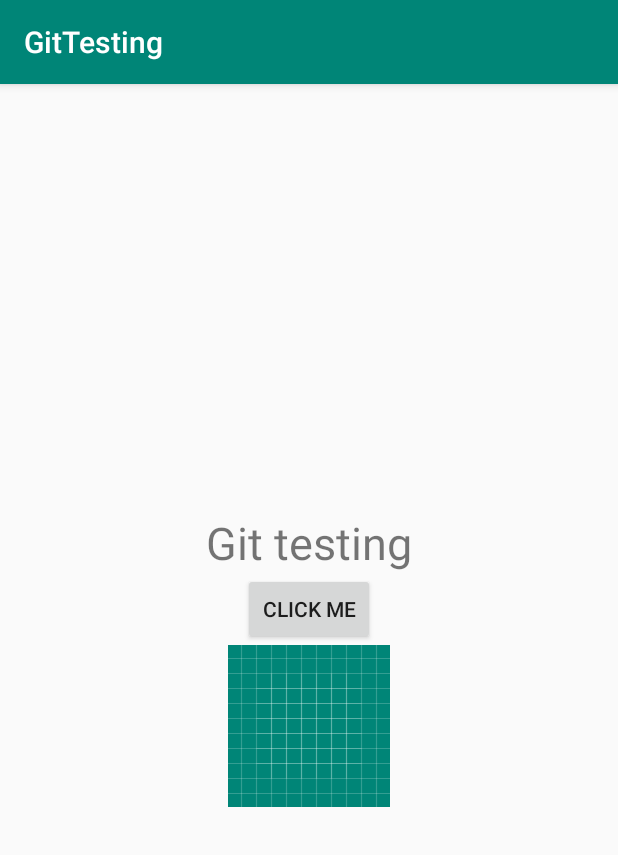
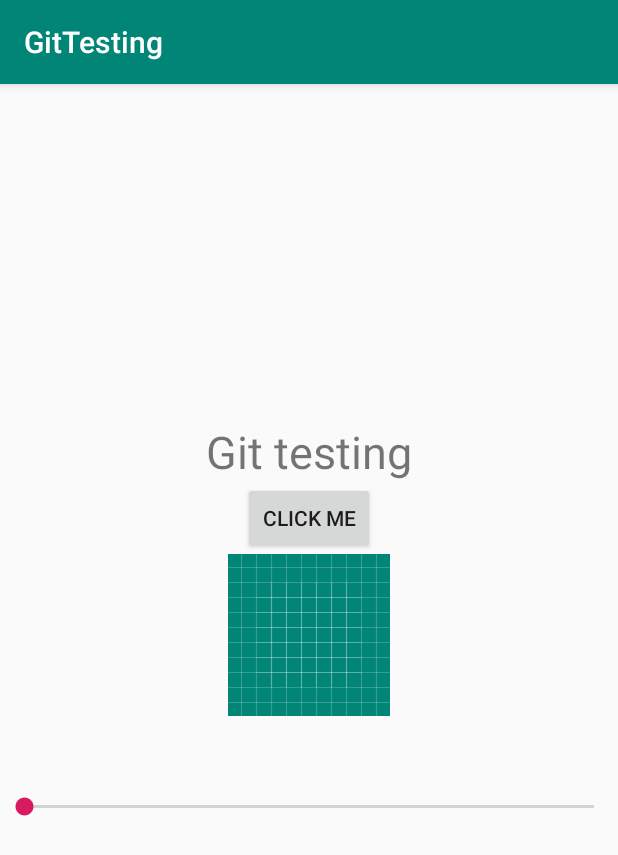
Before and after one commit to gotest1658/GitTesting, an Android app: the screen it shows after launch (MainActivity), on a phone screen of 412 x 824 dp. Shown: the top 855 px of the screen. Run offline under Robolectric (Android 15) with nearby library versions, the phone set to English and light mode, and no system bars.

Commit message:
Added a seekbar widget

```diff
--- a/app/src/main/res/layout/activity_main.xml
+++ b/app/src/main/res/layout/activity_main.xml
@@ -24,4 +24,9 @@
        android:layout_height="wrap_content"
        android:src="@drawable/ic_launcher_background"/>
 
+   <SeekBar
+       android:id="@+id/seekBar"
+       android:layout_width="match_parent"
+       android:layout_height="121dp" />
+
 </LinearLayout>
```
